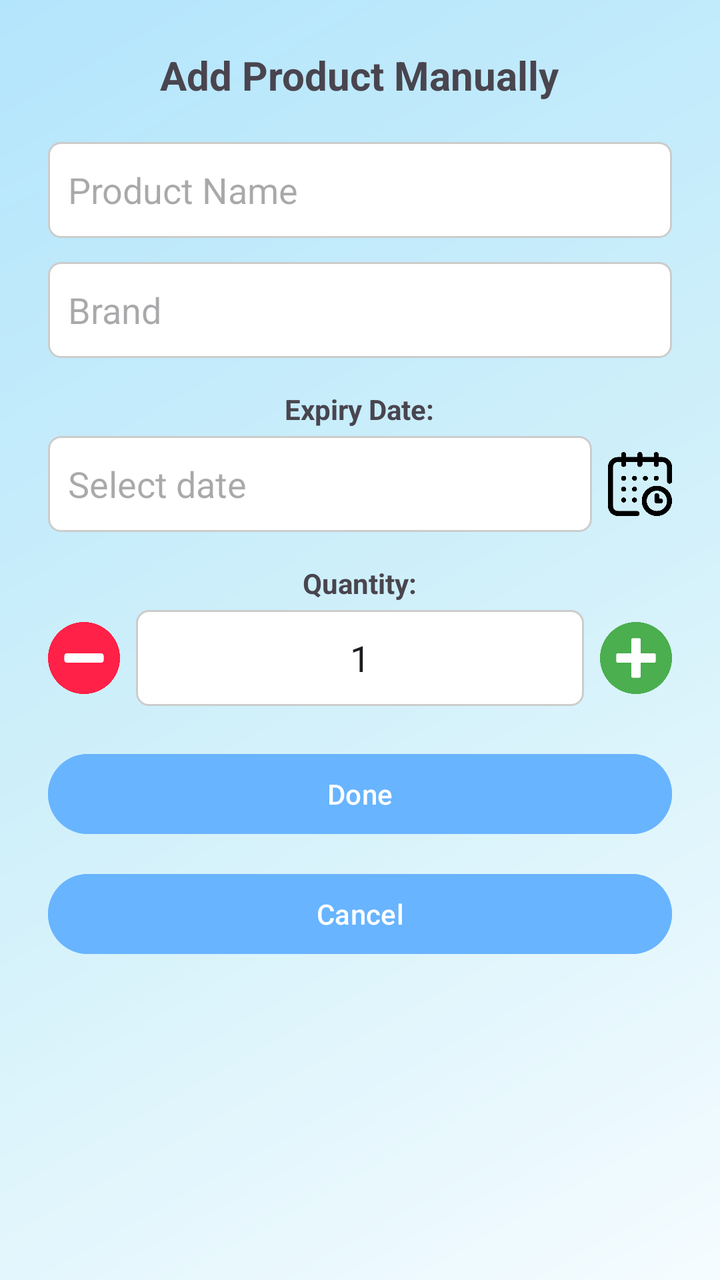
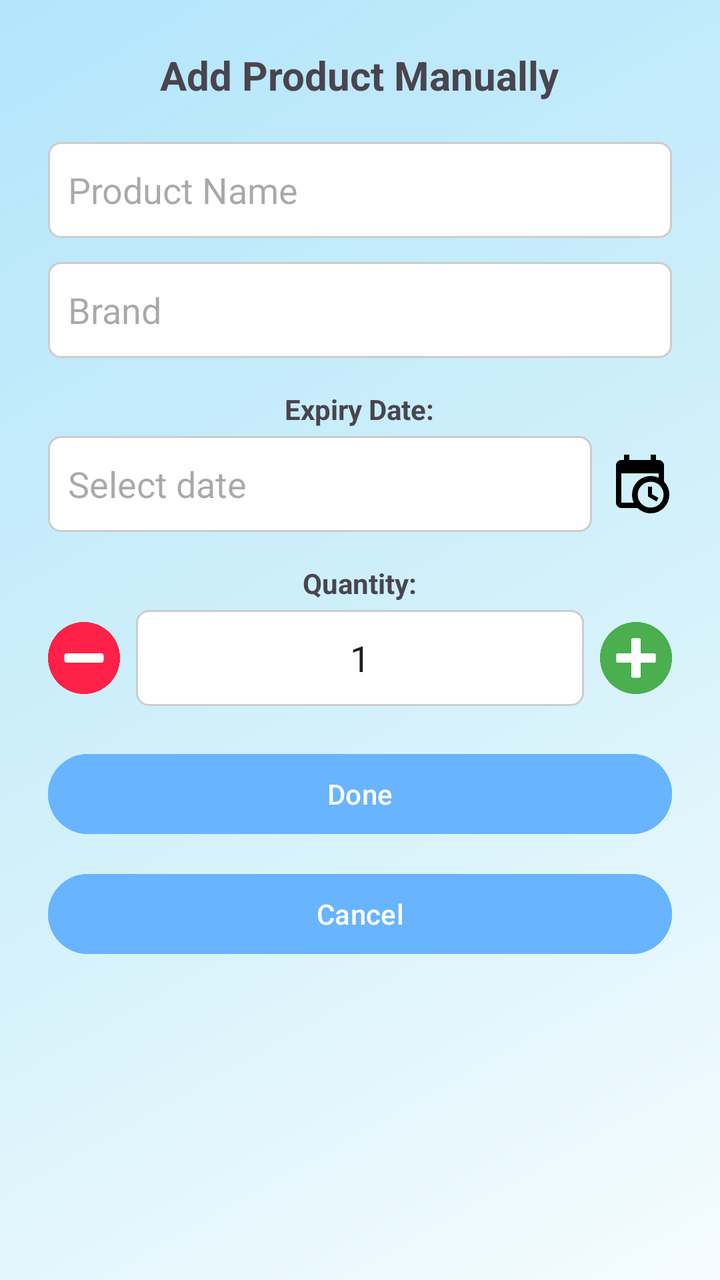

Screens rendered from an Android XML layout before and after an edit, with the pre-edit source and the edit as a unified diff.
<!-- AndroidManifest.xml: application theme Theme.SmartFoodInventoryTracker -->
<!-- res/layout/dialog_manual_product.xml -->
<?xml version="1.0" encoding="utf-8"?>
<LinearLayout xmlns:android="http://schemas.android.com/apk/res/android"
    xmlns:app="http://schemas.android.com/apk/res-auto"
    android:layout_width="match_parent"
    android:layout_height="wrap_content"
    android:orientation="vertical"
    android:padding="24dp"
    android:gravity="center_horizontal"
    android:background="@drawable/dialog_background">

    
    <TextView
        android:text="Add Product Manually"
        android:textSize="20sp"
        android:textStyle="bold"
        android:layout_marginBottom="20dp"
        android:layout_width="wrap_content"
        android:layout_height="wrap_content" />

    
    <EditText
        android:id="@+id/nameInput"
        android:hint="Product Name"
        android:background="@drawable/edittext_background"
        android:padding="10dp"
        android:layout_width="match_parent"
        android:layout_height="48dp"
        android:layout_marginBottom="12dp" />

    
    <EditText
        android:id="@+id/brandInput"
        android:hint="Brand"
        android:background="@drawable/edittext_background"
        android:padding="10dp"
        android:layout_width="match_parent"
        android:layout_height="48dp"
        android:layout_marginBottom="16dp" />

    
    <TextView
        android:id="@+id/expiryLabel"
        android:layout_width="wrap_content"
        android:layout_height="wrap_content"
        android:layout_marginBottom="4dp"
        android:text="Expiry Date:"
        android:textSize="14sp"
        android:textStyle="bold" />

    <LinearLayout
        android:layout_width="match_parent"
        android:layout_height="wrap_content"
        android:orientation="horizontal"
        android:gravity="center_vertical"
        android:layout_marginBottom="16dp">

        <EditText
            android:id="@+id/expiryInput"
            android:hint="Select date"
            android:inputType="none"
            android:focusable="false"
            android:clickable="true"
            android:background="@drawable/edittext_background"
            android:padding="10dp"
            android:layout_weight="1"
            android:layout_width="0dp"
            android:layout_height="48dp" />

        <ImageView
            android:id="@+id/calendarIcon"
            android:src="@drawable/ic_calendar"
            android:layout_width="32dp"
            android:layout_height="32dp"
            android:layout_marginStart="8dp"
            android:contentDescription="Pick date" />
    </LinearLayout>

    
    <TextView
        android:text="Quantity:"
        android:textStyle="bold"
        android:textSize="14sp"
        android:layout_marginBottom="4dp"
        android:layout_width="wrap_content"
        android:layout_height="wrap_content" />

    <LinearLayout
        android:layout_width="match_parent"
        android:layout_height="wrap_content"
        android:orientation="horizontal"
        android:gravity="center_vertical"
        android:layout_marginBottom="20dp">

        <ImageView
            android:id="@+id/quantityMinus"
            android:src="@drawable/ic_minus"
            android:layout_width="36dp"
            android:layout_height="36dp"
            android:contentDescription="Decrease quantity" />

        <EditText
            android:id="@+id/quantityInput"
            android:layout_width="0dp"
            android:layout_weight="1"
            android:layout_height="48dp"
            android:gravity="center"
            android:inputType="number"
            android:text="1"
            android:background="@drawable/edittext_background"
            android:padding="10dp"
            android:layout_marginHorizontal="8dp" />

        <ImageView
            android:id="@+id/quantityPlus"
            android:src="@drawable/ic_plus"
            android:layout_width="36dp"
            android:layout_height="36dp"
            android:contentDescription="Increase quantity" />
    </LinearLayout>

    
    <Button
        android:id="@+id/btnDone"
        android:text="Done"
        android:layout_width="match_parent"
        android:layout_height="wrap_content"
        android:layout_marginBottom="12dp"
        android:backgroundTint="@color/blue"
        android:textColor="@android:color/white" />

    <Button
        android:id="@+id/btnCancel"
        android:text="Cancel"
        android:layout_width="match_parent"
        android:layout_height="wrap_content"
        android:backgroundTint="@color/blue"
        android:textColor="@android:color/white" />

</LinearLayout>
<!-- resources referenced by this layout -->
<resources>
  <color name="blue">#68b4ff</color>
  <!-- drawable dialog_background (drawable) -->
  <?xml version="1.0" encoding="utf-8"?>
  <shape xmlns:android="http://schemas.android.com/apk/res/android">
    
  </shape>
  <!-- drawable edittext_background (drawable) -->
  <?xml version="1.0" encoding="utf-8"?>
  <shape xmlns:android="http://schemas.android.com/apk/res/android" android:shape="rectangle">
      <solid android:color="@android:color/white"/>
      <stroke android:width="1dp" android:color="#CCCCCC"/>
      <corners android:radius="6dp"/>
  </shape>
  <!-- drawable ic_calendar: png bitmap (drawable, 16060 bytes) -->
  <!-- drawable ic_minus: png bitmap (drawable, 13361 bytes) -->
  <!-- drawable ic_plus: png bitmap (drawable, 14592 bytes) -->
  <style name="Theme.SmartFoodInventoryTracker" parent="Base.Theme.SmartFoodInventoryTracker" />
  <style name="Base.Theme.SmartFoodInventoryTracker" parent="Theme.Material3.DayNight.NoActionBar">
          
          <item name="colorPrimary">@color/blue</item>
          <item name="colorOnPrimary">@android:color/white</item>
  
          
          <item name="android:windowBackground">@drawable/bg_shiny_blue</item>
  
          
          <item name="android:statusBarColor">@color/blue</item>
  
          
          <item name="toolbarStyle">@style/CustomToolbar</item>
  
      </style>
  <!-- drawable bg_shiny_blue (drawable) -->
  <?xml version="1.0" encoding="utf-8"?>
  <layer-list xmlns:android="http://schemas.android.com/apk/res/android">
  
      
      <item>
          <shape android:shape="rectangle">
              <solid android:color="#E3F2FD" /> 
          </shape>
      </item>
  
      
      <item>
          <shape android:shape="rectangle">
              <gradient
                  android:type="linear"
                  android:angle="135"
                  android:startColor="#F5FCFF"
              android:centerColor="#D0F0FA"
              android:endColor="#B3E5FC"
              android:useLevel="false" />
              <alpha android:value="0.3" />
          </shape>
      </item>
  
  </layer-list>
  <style name="CustomToolbar" parent="Widget.Material3.Toolbar">
          <item name="android:background">@color/blue</item>
          <item name="titleTextColor">@android:color/white</item>
          <item name="subtitleTextColor">@android:color/white</item>
      </style>
</resources>

<!-- the commit's change to res/layout/dialog_manual_product.xml (unified diff, before → after) -->
@@ -68,7 +68,7 @@
 
         <ImageView
             android:id="@+id/calendarIcon"
-            android:src="@drawable/ic_calendar"
+            android:src="@drawable/ic_calender"
             android:layout_width="32dp"
             android:layout_height="32dp"
             android:layout_marginStart="8dp"
<!-- resource entries referenced after the edit -->
@@ -13,7 +13,8 @@
       <stroke android:width="1dp" android:color="#CCCCCC"/>
       <corners android:radius="6dp"/>
   </shape>
-  <!-- drawable ic_calendar: png bitmap (drawable, 16060 bytes) -->
+  <!-- drawable ic_calender (drawable) -->
+  <vector xmlns:android="http://schemas.android.com/apk/res/android" android:height="24dp" android:width="24dp" android:viewportWidth="24" android:viewportHeight="24"><path android:fillColor="#000000" android:pathData="M15,13H16.5V15.82L18.94,17.23L18.19,18.53L15,16.69V13M19,8H5V19H9.67C9.24,18.09 9,17.07 9,16A7,7 0 0,1 16,9C17.07,9 18.09,9.24 19,9.67V8M5,21C3.89,21 3,20.1 3,19V5C3,3.89 3.89,3 5,3H6V1H8V3H16V1H18V3H19A2,2 0 0,1 21,5V11.1C22.24,12.36 23,14.09 23,16A7,7 0 0,1 16,23C14.09,23 12.36,22.24 11.1,21H5M16,11.15A4.85,4.85 0 0,0 11.15,16C11.15,18.68 13.32,20.85 16,20.85A4.85,4.85 0 0,0 20.85,16C20.85,13.32 18.68,11.15 16,11.15Z" /></vector>
   <!-- drawable ic_minus: png bitmap (drawable, 13361 bytes) -->
   <!-- drawable ic_plus: png bitmap (drawable, 14592 bytes) -->
   <style name="Theme.SmartFoodInventoryTracker" parent="Base.Theme.SmartFoodInventoryTracker" />
